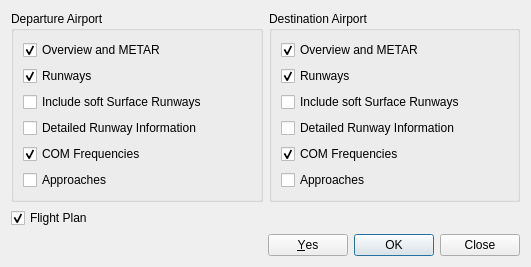
Old version of the form src/print/printdialog.ui in the repository albar965/littlenavmap.
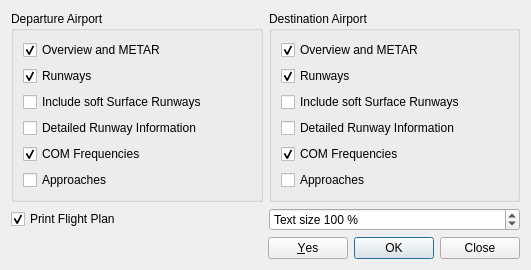
New version of the form.

Commit message: Fixes to printing. Added option to text size for flight plan printing. #44

Diff of the .ui file:
```diff
--- a/src/print/printdialog.ui
+++ b/src/print/printdialog.ui
@@ -139,14 +139,46 @@
     </layout>
    </item>
    <item>
+    <layout class="QHBoxLayout" name="horizontalLayoutPrint">
+     <property name="leftMargin">
+      <number>0</number>
+     </property>
+     <property name="topMargin">
+      <number>0</number>
+     </property>
+     <item>
     <widget class="QCheckBox" name="checkBoxPrintFlightplan">
      <property name="text">
-      <string>Flight Plan</string>
+        <string>Print Flight Plan</string>
      </property>
      <property name="checked">
       <bool>true</bool>
      </property>
     </widget>
+     </item>
+     <item>
+      <widget class="QSpinBox" name="spinBoxPrintTextSize">
+       <property name="suffix">
+        <string> %</string>
+       </property>
+       <property name="prefix">
+        <string>Text size </string>
+       </property>
+       <property name="minimum">
+        <number>50</number>
+       </property>
+       <property name="maximum">
+        <number>150</number>
+       </property>
+       <property name="singleStep">
+        <number>10</number>
+       </property>
+       <property name="value">
+        <number>100</number>
+       </property>
+      </widget>
+     </item>
+    </layout>
    </item>
    <item>
     <widget class="QDialogButtonBox" name="buttonBoxPrint">
```
Left out of the diff: 3 changed lines with no effect on the pictures. Lines whose indentation alone changed are shown as unchanged. The commit also changes 8 other files.
